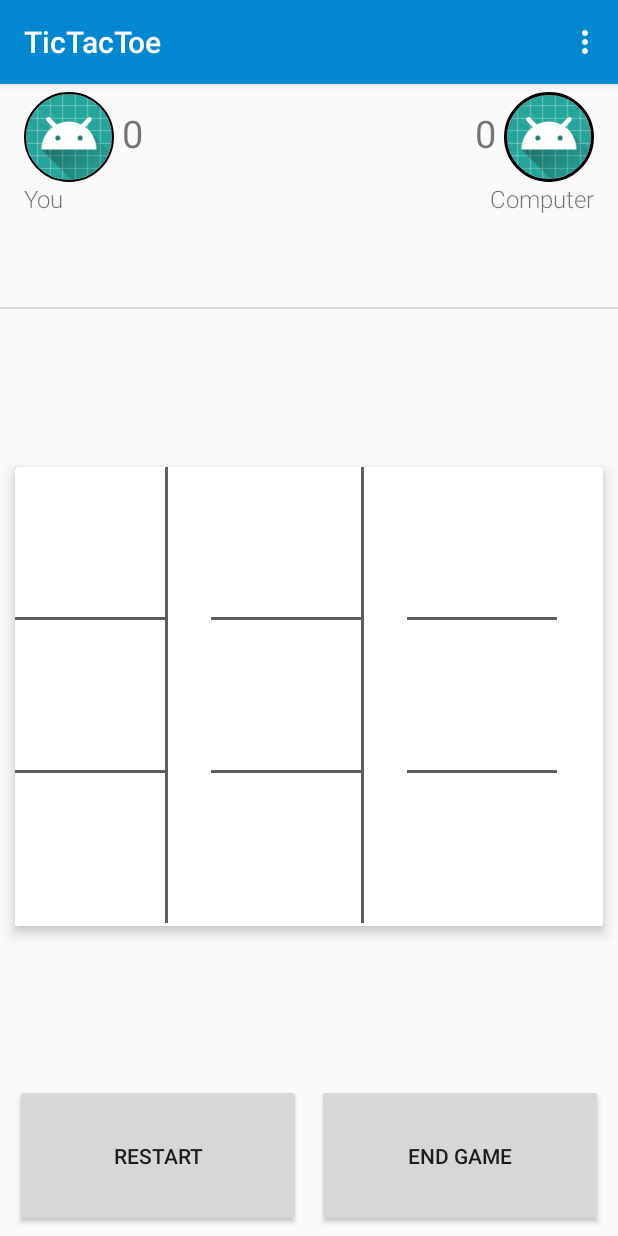
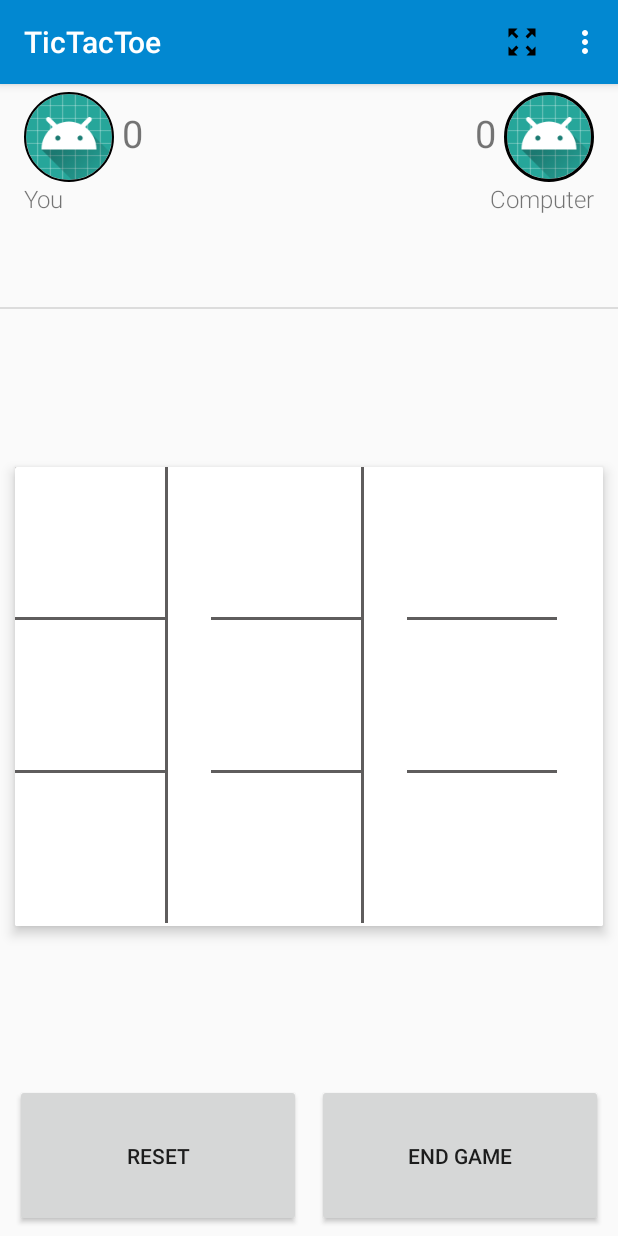
Before and after one commit to ismailnurudeen/tic-tac-toe-game, an Android app: the screen it shows after launch (MainGameActivity), after a tap on "SINGLE PLAYER", on a phone screen of 412 x 824 dp. Run offline under Robolectric (Android 15) with nearby library versions, the phone set to English and light mode, and no system bars; plain views replace CircularImageView.

Commit message:
Made some minor UI changes

```diff
--- /dev/null
+++ b/app/src/main/res/drawable/ic_zoom_out_map_black_24dp.xml
@@ -0,0 +1,9 @@
+<vector xmlns:android="http://schemas.android.com/apk/res/android"
+        android:width="24dp"
+        android:height="24dp"
+        android:viewportWidth="24.0"
+        android:viewportHeight="24.0">
+    <path
+        android:fillColor="#FF000000"
+        android:pathData="M15,3l2.3,2.3 -2.89,2.87 1.42,1.42L18.7,6.7 21,9L21,3zM3,9l2.3,-2.3 2.87,2.89 1.42,-1.42L6.7,5.3 9,3L3,3zM9,21l-2.3,-2.3 2.89,-2.87 -1.42,-1.42L5.3,17.3 3,15v6zM21,15l-2.3,2.3 -2.87,-2.89 -1.42,1.42 2.89,2.87L15,21h6z"/>
+</vector>
--- a/app/src/main/res/layout/activity_game_main.xml
+++ b/app/src/main/res/layout/activity_game_main.xml
@@ -141,7 +141,7 @@
             android:layout_marginEnd="5dp"
             android:layout_marginStart="10dp"
             android:layout_weight="1"
-            android:text="@string/restart"
+            android:text="Reset"
             tools:ignore="ButtonStyle" />
 
         <Button
--- a/app/src/main/res/menu/main_menu.xml
+++ b/app/src/main/res/menu/main_menu.xml
@@ -1,6 +1,15 @@
 <?xml version="1.0" encoding="utf-8"?>
-<menu xmlns:android="http://schemas.android.com/apk/res/android" >
-    <item android:id="@+id/resize_board" android:title="Resize Board"/>
-    <item android:id="@+id/settings" android:title="Settings"/>
-    <item android:id="@+id/help" android:title="Help"/>
+<menu xmlns:android="http://schemas.android.com/apk/res/android"
+    xmlns:app="http://schemas.android.com/apk/res-auto">
+    <item
+        android:id="@+id/resize_board"
+        android:title="Resize Board"
+        android:icon="@drawable/ic_zoom_out_map_black_24dp"
+        app:showAsAction="always"/>
+    <item
+        android:id="@+id/settings"
+        android:title="Settings" />
+    <item
+        android:id="@+id/help"
+        android:title="Help" />
 </menu>
```
Also changed, not shown: app/src/main/java/com/deepsyntax/tictactoegame/GameControl.java (+14 -5 lines), app/src/main/res/drawable/ic_autorenew_black_24dp.xml (added, +9 -0 lines), app/src/main/res/drawable/ic_unfold_less_black_24dp.xml (added, +9 -0 lines), app/src/main/res/drawable/ic_zoom_in_black_24dp.xml (added, +9 -0 lines), app/src/main/res/drawable/ic_zoom_out_black_24dp.xml (added, +9 -0 lines).
